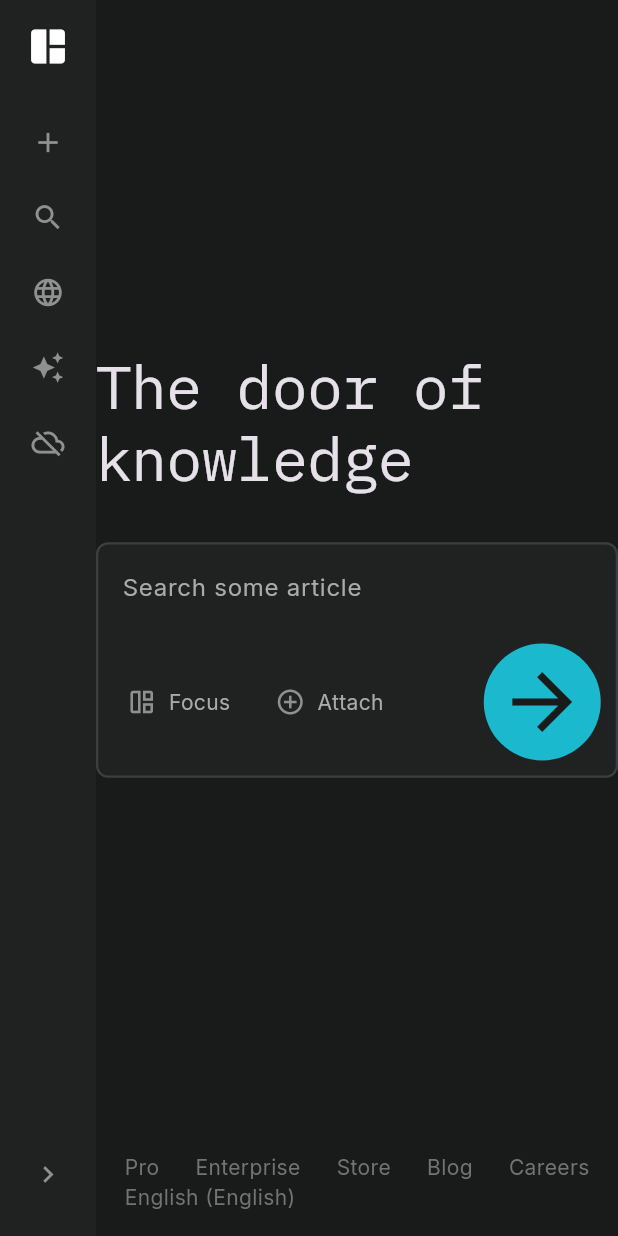
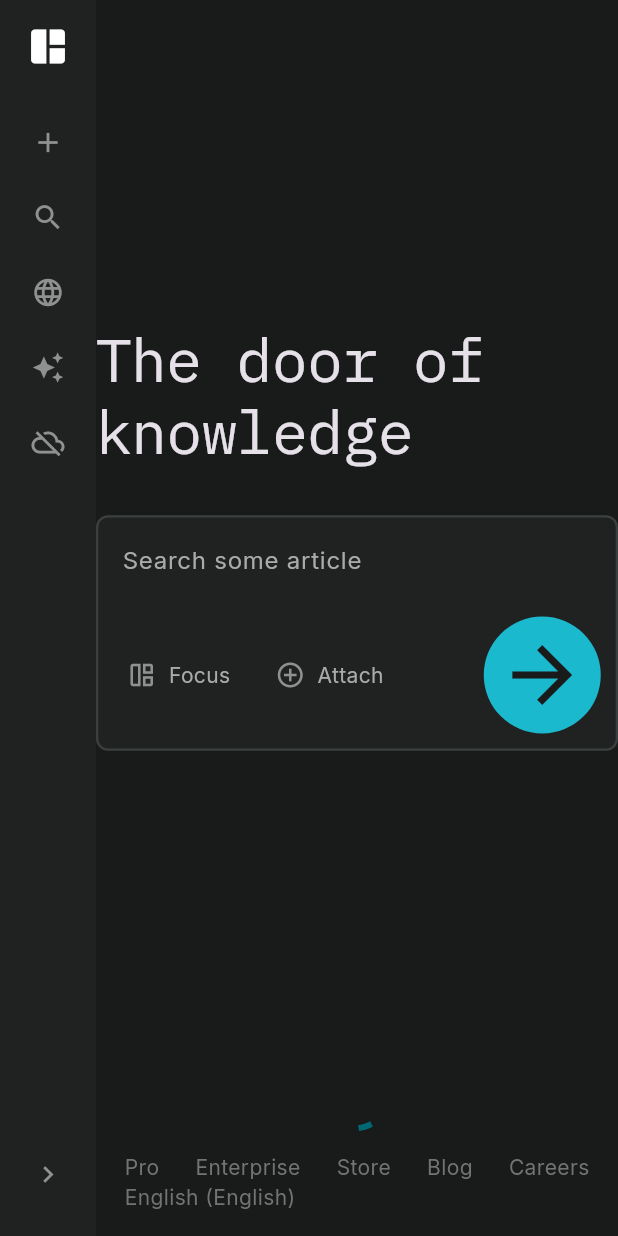
Before and after one commit to hakimxiao/perplexcity-clone, a Flutter app: the screen it shows after launch, on a phone screen of 412 x 824 dp. Run offline on Flutter 3.47's test engine with Material 3 defaults, Android fonts, the phone set to English and light mode, and no system bars; our stand-ins replace google_fonts; missing offline and left inert: web_socket_client.

Commit message:
Implement WebSocket chat service and update HomePage and SearchSection for real-time communication

```diff
--- a/lib/pages/home_page.dart
+++ b/lib/pages/home_page.dart
@@ -1,10 +1,24 @@
 import 'package:flutter/material.dart';
+import 'package:perplexity_clone/services/chat_web_service.dart';
 import 'package:perplexity_clone/theme/colors.dart';
 import 'package:perplexity_clone/widgets/search_Section.dart';
 import 'package:perplexity_clone/widgets/sidebar.dart';
 
-class HomePage extends StatelessWidget {
+class HomePage extends StatefulWidget {
   const HomePage({super.key});
+
+  @override
+  State<HomePage> createState() => _HomePageState();
+}
+
+class _HomePageState extends State<HomePage> {
+  String fullResponse = "";
+
+  @override
+  void initState() {
+    super.initState();
+    ChatWebService().connect();
+  }
 
   @override
   Widget build(BuildContext context) {
@@ -16,6 +30,18 @@
             child: Column(
               children: [
                 Expanded(child: SearchSection()),
+                StreamBuilder(
+                  stream: ChatWebService().contentStream,
+                  builder: (context, snapshot) {
+                    if (snapshot.connectionState == ConnectionState.waiting) {
+                      return Center(child: CircularProgressIndicator());
+                    }
+
+                    fullResponse += snapshot.data?['data'] ?? "";
+
+                    return Text(fullResponse);
+                  },
+                ),
                 // Footer
                 Container(
                   padding: EdgeInsets.symmetric(vertical: 16),
--- /dev/null
+++ b/lib/services/chat_web_service.dart
@@ -0,0 +1,41 @@
+// ignore_for_file: avoid_print
+
+import 'dart:async';
+import 'dart:convert';
+
+import 'package:web_socket_client/web_socket_client.dart';
+
+class ChatWebService {
+  static final _instance = ChatWebService._internal();
+  WebSocket? _socket;
+
+  factory ChatWebService() => _instance;
+
+  ChatWebService._internal();
+
+  final _searchResultController = StreamController<Map<String, dynamic>>();
+  final _contentController = StreamController<Map<String, dynamic>>();
+
+  Stream<Map<String, dynamic>> get searchResultStream =>
+      _searchResultController.stream;
+  Stream<Map<String, dynamic>> get contentStream => _contentController.stream;
+
+  void connect() {
+    _socket = WebSocket(Uri.parse("ws://localhost:800/ws/chat"));
+
+    _socket!.messages.listen((message) {
+      final data = json.decode(message);
+      print(data['type']);
+
+      if (data['type'] == 'search_result') {
+        _searchResultController.add(data);
+      } else if (data['type'] == 'content') {
+        _contentController.add(data);
+      }
+    });
+  }
+
+  void chat(String query) {
+    _socket!.send(json.encode({'query': query}));
+  }
+}
--- a/lib/widgets/search_section.dart
+++ b/lib/widgets/search_section.dart
@@ -1,10 +1,24 @@
 import 'package:flutter/material.dart';
 import 'package:google_fonts/google_fonts.dart';
+import 'package:perplexity_clone/services/chat_web_service.dart';
 import 'package:perplexity_clone/theme/colors.dart';
 import 'package:perplexity_clone/widgets/search_bar_button.dart';
 
-class SearchSection extends StatelessWidget {
+class SearchSection extends StatefulWidget {
   const SearchSection({super.key});
+
+  @override
+  State<SearchSection> createState() => _SearchSectionState();
+}
+
+class _SearchSectionState extends State<SearchSection> {
+  final queryController = TextEditingController();
+
+  @override
+  void dispose() {
+    super.dispose();
+    queryController.dispose();
+  }
 
   @override
   Widget build(BuildContext context) {
@@ -33,6 +47,7 @@
               Padding(
                 padding: const EdgeInsets.all(16),
                 child: TextField(
+                  controller: queryController,
                   decoration: InputDecoration(
                     hintText: 'Search some article',
                     hintStyle: TextStyle(
@@ -59,7 +74,11 @@
                       text: 'Attach',
                     ),
                     Spacer(),
-                    Container(
+                    GestureDetector(
+                      onTap: () {
+                        ChatWebService().chat(queryController.text.trim());
+                      },
+                      child: Container(
                         padding: EdgeInsets.all(9),
                         decoration: BoxDecoration(
                           color: AppColors.submitButton,
@@ -69,6 +88,7 @@
                           Icons.arrow_forward,
                           color: AppColors.background,
                           size: 60,
+                        ),
                       ),
                     ),
                   ],
```
Also changed, not shown: pubspec.yaml (+1 -6 lines), pubspec.lock. Lines whose indentation alone changed are shown as unchanged.
